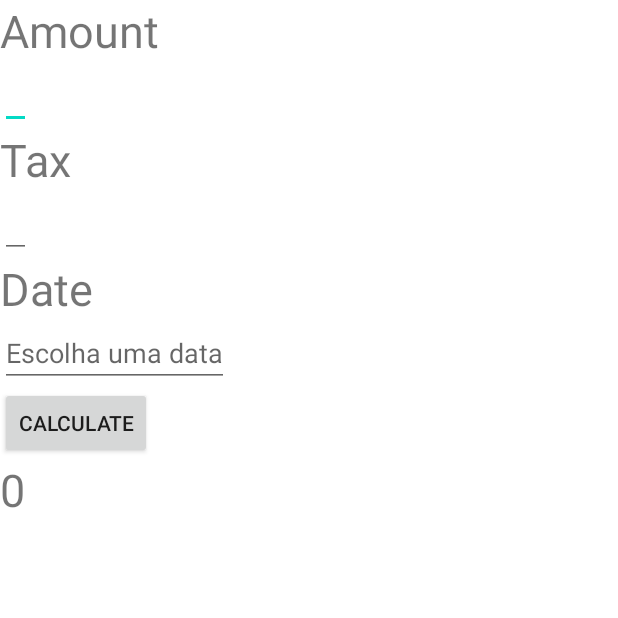
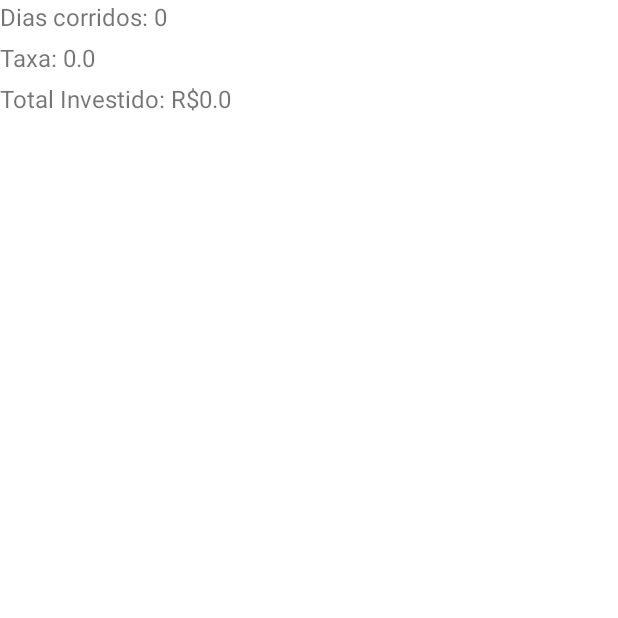
Before and after one commit to Myze16/LDAN-desafios, an Android app: the screen it shows after launch (HomeActivity before the commit, ResultActivity after it), after a tap on "CALCULATE", on a phone screen of 412 x 824 dp, the top half of it. Run offline under Robolectric (Android 15) with nearby library versions, the phone set to English and light mode, and no system bars; 2 statements that could not run were skipped.

Commit message:
feat: melhorias e segunda tela dinamica

```diff
--- a/desafio05/app/src/main/AndroidManifest.xml
+++ b/desafio05/app/src/main/AndroidManifest.xml
@@ -22,6 +22,11 @@
             </intent-filter>
         </activity>
 
+        <activity android:name=".ResultActivity"
+            android:exported="true"
+            android:label="Result">
+        </activity>
+
     </application>
 
 </manifest>
--- a/desafio05/app/src/main/java/com/example/desafio05/HomeActivity.java
+++ b/desafio05/app/src/main/java/com/example/desafio05/HomeActivity.java
@@ -7,20 +7,17 @@ import android.view.View;
 import android.widget.Button;
 import android.app.DatePickerDialog;
 import android.widget.EditText;
-import android.widget.TextView;
 
 import androidx.annotation.Nullable;
 
 import java.util.Calendar;
 import java.sql.Timestamp;
 import java.time.Duration;
-import java.time.Instant;
+import java.util.Date;
 
 public class HomeActivity extends Activity {
-    public long timestamp;
-    public long daysToFinalDate;
     EditText datePicker;
-    public String daysToEnd;
+    public long daysToEnd;
 
     @Override
     protected void onCreate(@Nullable Bundle savedInstanceState) {
@@ -28,7 +25,6 @@ public class HomeActivity extends Activity {
         setContentView(R.layout.home);
 
         datePicker = findViewById(R.id.date);
-
         datePicker.setOnClickListener(v -> showDatePickerDialog());
     }
 
@@ -38,17 +34,11 @@ public class HomeActivity extends Activity {
         int month = calendar.get(Calendar.MONTH);
         int day = calendar.get(Calendar.DAY_OF_MONTH);
 
-        DatePickerDialog datePickerDialog = new DatePickerDialog(
-                HomeActivity.this,
-                (view, yearSelected, monthOfYear, dayOfMonth) -> {
-                    String selectedDate = dayOfMonth + "/" + (monthOfYear + 1) + "/" + yearSelected;
-                    Date date = new Date(yearSelected, monthOfYear, dayOfMonth);
-                    Date currentDate = new Date();
-                    int teste = date.getHours() - currentDate.getHours();
-                    HomeActivity.this.timestamp = teste;
-                    datePicker.setText(selectedDate);
-                },
-                year, month, day);
+        DatePickerDialog datePickerDialog = new DatePickerDialog(HomeActivity.this, (view, yearSelected, monthOfYear, dayOfMonth) -> {
+            String selectedDate = dayOfMonth + "/" + (monthOfYear + 1) + "/" + yearSelected;
+            HomeActivity.this.daysToEnd = Duration.between(new Timestamp(System.currentTimeMillis()).toInstant(), new Timestamp(new Date(yearSelected - 1900, monthOfYear, dayOfMonth).getTime()).toInstant()).toDays();
+            datePicker.setText(selectedDate);
+        }, year, month, day);
 
         datePickerDialog.show();
     }
@@ -64,19 +54,13 @@ public class HomeActivity extends Activity {
                 EditText iTax = findViewById(R.id.tax);
                 double amount = Double.parseDouble(iAmount.getText().toString());
                 double tax = Double.parseDouble(iTax.getText().toString());
-                //double result = HomeActivity.this.calculateCDI(amount, tax, HomeActivity.this.timestamp);
-                TextView teste = findViewById(R.id.result_text);
-                teste.setText(String.valueOf(HomeActivity.this.timestamp));
 
-//                Intent resultCDI = new Intent(HomeActivity.this, ResultActivity.class);
-//                resultCDI.putExtra("result", result);
-//                startActivity(resultCDI);
+                Intent resultCDI = new Intent(HomeActivity.this, ResultActivity.class);
+                resultCDI.putExtra("tax", tax);
+                resultCDI.putExtra("amount", amount);
+                resultCDI.putExtra("days", HomeActivity.this.daysToEnd);
+                startActivity(resultCDI);
             }
         });
     }
-
-    private double calculateCDI(double amount, double tax, long date) {
-
-        return 0.1; //array dos valores
-    }
 }
--- a/desafio05/app/src/main/java/com/example/desafio05/ResultActivity.java
+++ b/desafio05/app/src/main/java/com/example/desafio05/ResultActivity.java
@@ -7,12 +7,28 @@ import android.widget.TextView;
 import androidx.annotation.Nullable;
 
 public class ResultActivity extends Activity {
+    Double CDIByYear = 10.4;
+
     @Override
     protected void onCreate(@Nullable Bundle savedInstanceState) {
         super.onCreate(savedInstanceState);
         setContentView(R.layout.result);
-        long startValue = getIntent().getLongExtra("result", 0);
-        TextView valueDisplay = findViewById(R.id.result);
-        valueDisplay.setText(String.valueOf(startValue));
+        long days = getIntent().getLongExtra("days", 0);
+        double amount = getIntent().getDoubleExtra("amount", 0);
+        double tax = getIntent().getDoubleExtra("tax", 0);
+
+        TextView valueDisplay = findViewById(R.id.amount);
+        TextView valueDisplayd = findViewById(R.id.tax);
+        TextView valueDisplaya = findViewById(R.id.days);
+
+        valueDisplaya.setText(String.valueOf(days));
+        valueDisplayd.setText(String.valueOf(tax));
+        valueDisplay.setText(String.valueOf(amount));
+    }
+
+    private double calculateCDIByDay(double amount, double tax, long day) {
+        // taxa diaria, descobrir o percentual sobre a taxa diária
+        double taxByDay = ((tax / 100) * ((this.CDIByYear / 12) / 30));
+        return taxByDay * day * amount;
     }
 }
--- a/desafio05/app/src/main/res/layout/home.xml
+++ b/desafio05/app/src/main/res/layout/home.xml
@@ -1,61 +1,72 @@
 <?xml version="1.0" encoding="utf-8"?>
+<LinearLayout xmlns:android="http://schemas.android.com/apk/res/android"
+    android:layout_width="match_parent"
+    android:layout_height="match_parent"
+    android:orientation="vertical"
+    android:padding="32dp">
+
+
     <LinearLayout
         android:layout_width="match_parent"
-    android:layout_height="match_parent"
-    xmlns:android="http://schemas.android.com/apk/res/android"
-    android:orientation="vertical">
+        android:layout_height="wrap_content"
+        android:orientation="horizontal"
+        android:paddingBottom="12dp">
 
         <TextView
             android:layout_width="wrap_content"
             android:layout_height="wrap_content"
-        android:textSize="30dp"
-        android:text="@string/i_amount" />
+            android:text="@string/i_amount"
+            android:textSize="24dp" />
 
         <EditText
             android:id="@+id/amount"
             android:layout_width="wrap_content"
             android:layout_height="wrap_content"
+            android:hint="R$"
             android:inputType="numberDecimal"></EditText>
+    </LinearLayout>
+
+    <LinearLayout
+        android:layout_width="match_parent"
+        android:layout_height="wrap_content"
+        android:orientation="horizontal"
+        android:paddingBottom="12dp">
 
         <TextView
             android:layout_width="wrap_content"
             android:layout_height="wrap_content"
-        android:textSize="30dp"
-        android:text="@string/i_tax" />
+            android:text="@string/i_tax"
+            android:textSize="24dp" />
 
         <EditText
             android:id="@+id/tax"
             android:layout_width="wrap_content"
             android:layout_height="wrap_content"
             android:inputType="numberDecimal"></EditText>
+    </LinearLayout>
+
 
     <TextView
         android:layout_width="wrap_content"
         android:layout_height="wrap_content"
-        android:textSize="30dp"
-        android:text="@string/i_date" />
+        android:text="@string/i_date"
+        android:textSize="24dp" />
 
     <EditText
         android:id="@+id/date"
         android:layout_width="wrap_content"
         android:layout_height="wrap_content"
-        android:hint="Escolha uma data"
+        android:clickable="true"
         android:focusable="false"
-        android:clickable="true"/>
+        android:hint="Escolha uma data" />
 
     <Button
         android:id="@+id/calculate"
-            android:layout_width="wrap_content"
+        android:layout_width="match_parent"
         android:layout_height="wrap_content"
-            android:drawablePadding="4dp"
+        android:drawablePadding="6dp"
+        android:layout_marginTop="24dp"
         android:drawableTint="#0867F6"
         android:text="@string/calculate" />
 
-    <TextView
-        android:id="@+id/result_text"
-        android:layout_width="wrap_content"
-        android:layout_height="wrap_content"
-        android:textSize="30dp"
-        android:text="" />
-
 </LinearLayout>
--- a/desafio05/app/src/main/res/layout/result.xml
+++ b/desafio05/app/src/main/res/layout/result.xml
@@ -1,16 +1,69 @@
 <?xml version="1.0" encoding="utf-8"?>
-<LinearLayout
+<LinearLayout xmlns:android="http://schemas.android.com/apk/res/android"
     android:layout_width="match_parent"
     android:layout_height="match_parent"
-    xmlns:android="http://schemas.android.com/apk/res/android"
     android:orientation="vertical">
 
 
-    <TextView
-        android:id="@+id/result"
-        android:layout_width="wrap_content"
+    <LinearLayout
+        android:layout_width="match_parent"
         android:layout_height="wrap_content"
-        android:textSize="30dp"
-        android:text="" />
+        android:orientation="horizontal"
+        android:paddingBottom="5dp">
+
+        <TextView
+            android:layout_width="wrap_content"
+            android:layout_height="wrap_content"
+            android:text="Dias corridos: "
+            android:textSize="16dp" />
+
+        <TextView
+            android:id="@+id/days"
+            android:layout_width="wrap_content"
+            android:layout_height="wrap_content"
+            android:text=""
+            android:textSize="16dp" />
+    </LinearLayout>
+
+    <LinearLayout
+        android:layout_width="match_parent"
+        android:layout_height="wrap_content"
+        android:orientation="horizontal"
+        android:paddingBottom="5dp">
+
+        <TextView
+            android:layout_width="wrap_content"
+            android:layout_height="wrap_content"
+            android:text="Taxa: "
+            android:textSize="16dp" />
+
+        <TextView
+            android:id="@+id/tax"
+            android:layout_width="wrap_content"
+            android:layout_height="wrap_content"
+            android:text=""
+            android:textSize="16dp" />
+    </LinearLayout>
+
+    <LinearLayout
+        android:layout_width="match_parent"
+        android:layout_height="wrap_content"
+        android:orientation="horizontal"
+        android:paddingBottom="5dp">
+
+        <TextView
+            android:layout_width="wrap_content"
+            android:layout_height="wrap_content"
+            android:text="Total Investido: R$"
+            android:textSize="16dp" />
+
+        <TextView
+            android:id="@+id/amount"
+            android:layout_width="wrap_content"
+            android:layout_height="wrap_content"
+            android:text=""
+            android:textSize="16dp" />
+    </LinearLayout>
+
 
 </LinearLayout>
--- a/desafio05/app/src/main/res/values/strings.xml
+++ b/desafio05/app/src/main/res/values/strings.xml
@@ -1,8 +1,8 @@
 <resources>
     <string name="app_name">Money Tass</string>
-    <string name="i_tax">Tax</string>
-    <string name="i_date">Date</string>
-    <string name="i_amount">Amount</string>
+    <string name="i_tax">% do CDI: </string>
+    <string name="i_date">Data Final</string>
+    <string name="i_amount">Total Investido: </string>
     <string name="result">Result</string>
     <string name="calculate">Calculate</string>
 </resources>
```
Lines whose indentation alone changed are shown as unchanged.
